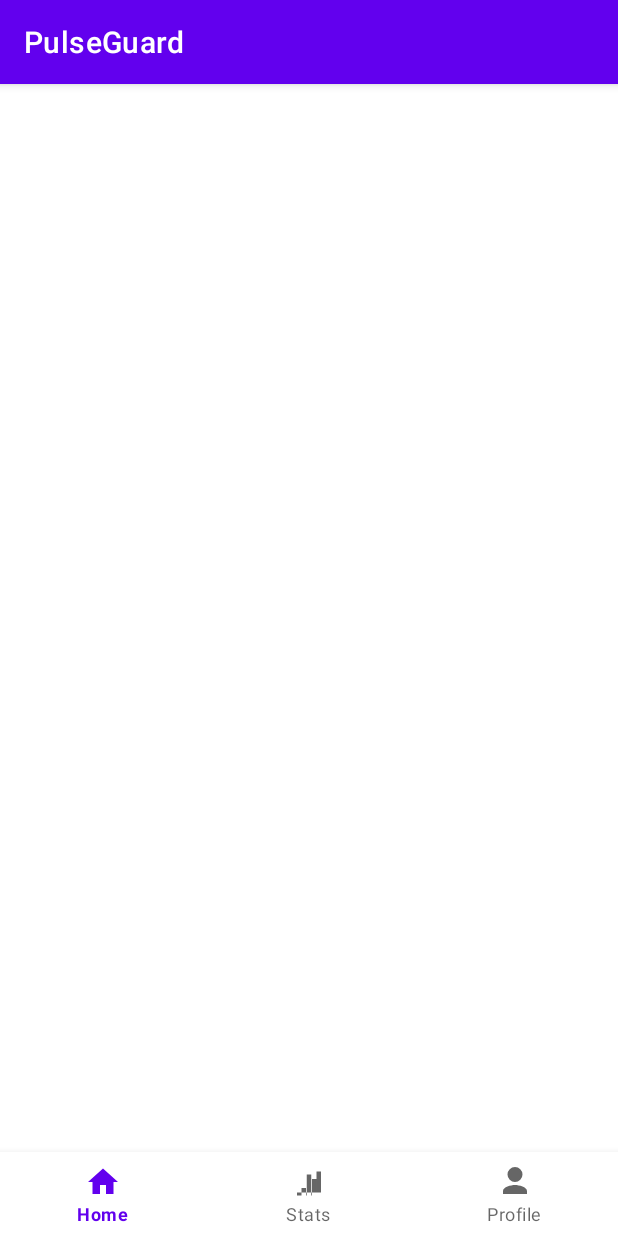
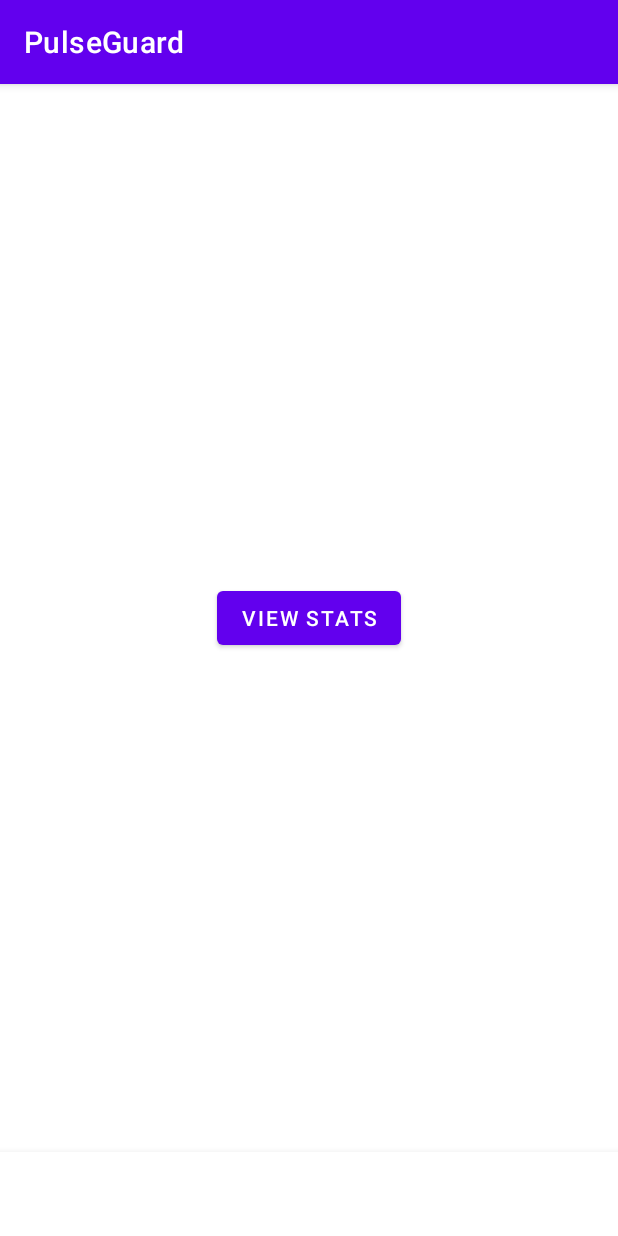
Before and after one commit to vishalbhawari13/pulseguard2, an Android app: the screen it shows after launch once a user with an empty profile is signed in (DashboardActivity), on a phone screen of 412 x 824 dp. Run offline under Robolectric (Android 15) with nearby library versions, the phone set to English and light mode, and no system bars; our stand-ins replace Firebase (no records; nobody signed in at launch, a user with empty details on screens opened directly).

Commit message:
19 april

```diff
--- a/app/src/main/java/com/example/pulseguard/activities/DashboardActivity.java
+++ b/app/src/main/java/com/example/pulseguard/activities/DashboardActivity.java
@@ -25,6 +25,7 @@ public class DashboardActivity extends AppCompatActivity {
         btnStats.setOnClickListener(new View.OnClickListener() {
             @Override
             public void onClick(View v) {
+                // Intent to start HealthStatsActivity
                 Intent intent = new Intent(DashboardActivity.this, HealthStatsActivity.class);
                 startActivity(intent);
             }
--- a/app/src/main/java/com/example/pulseguard/fragments/HomeFragment.java
+++ b/app/src/main/java/com/example/pulseguard/fragments/HomeFragment.java
@@ -1,3 +1,4 @@
+/*
 package com.example.pulseguard.fragments;
 
 import android.os.Bundle;
@@ -21,3 +22,4 @@ public class HomeFragment extends Fragment {
         return inflater.inflate(R.layout.fragment_home, container, false);
     }
 }
+*/
--- a/app/src/main/res/layout/activity_dashboard.xml
+++ b/app/src/main/res/layout/activity_dashboard.xml
@@ -1,40 +1,31 @@
 <?xml version="1.0" encoding="utf-8"?>
-<androidx.drawerlayout.widget.DrawerLayout
-    xmlns:android="http://schemas.android.com/apk/res/android"
+<androidx.constraintlayout.widget.ConstraintLayout xmlns:android="http://schemas.android.com/apk/res/android"
     xmlns:app="http://schemas.android.com/apk/res-auto"
     xmlns:tools="http://schemas.android.com/tools"
-    android:id="@+id/drawer_layout"
     android:layout_width="match_parent"
     android:layout_height="match_parent"
     tools:context=".activities.DashboardActivity">
 
-    <!-- Main Content -->
-    <androidx.constraintlayout.widget.ConstraintLayout
+    <!-- Button to navigate to HealthStatsActivity -->
+    <Button
+        android:id="@+id/btn_stats"
+        android:layout_width="wrap_content"
+        android:layout_height="wrap_content"
+        android:text="View Stats"
+        app:layout_constraintTop_toTopOf="parent"
+        app:layout_constraintStart_toStartOf="parent"
+        app:layout_constraintEnd_toEndOf="parent"
+        app:layout_constraintBottom_toTopOf="@id/bottom_navigation" />
+
+    <!-- Bottom Navigation Menu -->
+    <com.google.android.material.bottomnavigation.BottomNavigationView
+        android:id="@+id/bottom_navigation"
         android:layout_width="match_parent"
-        android:layout_height="match_parent">
+        android:layout_height="wrap_content"
+        app:layout_constraintBottom_toBottomOf="parent"
+        android:background="?android:attr/windowBackground"
+        app:itemIconTint="@android:color/white"
+        app:itemTextColor="@android:color/white"
+        app:menu="@menu/bottom_nav_menu" />
 
-        <!-- Fragment Container (For Switching Screens) -->
-        <FrameLayout
-            android:id="@+id/fragment_container"
-            android:layout_width="match_parent"
-            android:layout_height="0dp"
-            app:layout_constraintTop_toTopOf="parent"
-            app:layout_constraintBottom_toTopOf="@id/bottom_navigation"/>
-
-        <!-- Bottom Navigation -->
-        <com.google.android.material.bottomnavigation.BottomNavigationView
-            android:id="@+id/bottom_navigation"
-            android:layout_width="match_parent"
-            android:layout_height="wrap_content"
-            app:menu="@menu/bottom_nav_menu"
-            app:layout_constraintBottom_toBottomOf="parent"/>
-    </androidx.constraintlayout.widget.ConstraintLayout>
-
-    <!-- Navigation Drawer -->
-    <com.google.android.material.navigation.NavigationView
-        android:id="@+id/nav_view"
-        android:layout_width="wrap_content"
-        android:layout_height="match_parent"
-        android:layout_gravity="start"
-        app:menu="@menu/drawer_menu"/>
-</androidx.drawerlayout.widget.DrawerLayout>
+</androidx.constraintlayout.widget.ConstraintLayout>
--- a/app/src/main/res/layout/fragment_profile.xml
+++ b/app/src/main/res/layout/fragment_profile.xml
@@ -17,7 +17,6 @@
         app:layout_constraintTop_toTopOf="parent"
         app:layout_constraintStart_toStartOf="parent"
         app:layout_constraintEnd_toEndOf="parent"/>
-
 
     <!-- Username -->
     <TextView
--- a/app/src/main/res/menu/bottom_nav_menu.xml
+++ b/app/src/main/res/menu/bottom_nav_menu.xml
@@ -1,17 +1,14 @@
-<?xml version="1.0" encoding="utf-8"?>
 <menu xmlns:android="http://schemas.android.com/apk/res/android">
     <item
-        android:id="@+id/nav_home"
-        android:icon="@drawable/ic_home"
-        android:title="Home"/>
-
+        android:id="@+id/bottom_home"
+        android:title="Home"
+        android:icon="@drawable/ic_home" />
     <item
-        android:id="@+id/nav_stats"
-        android:icon="@drawable/ic_stats"
-        android:title="Stats"/>
-
+        android:id="@+id/bottom_stats"
+        android:title="Stats"
+        android:icon="@drawable/ic_stats" />
     <item
-        android:id="@+id/nav_profile"
-        android:icon="@drawable/ic_profile"
-        android:title="Profile"/>
+        android:id="@+id/bottom_profile"
+        android:title="Profile"
+        android:icon="@drawable/ic_profile" />
 </menu>
--- a/app/src/main/res/menu/drawer_menu.xml
+++ b/app/src/main/res/menu/drawer_menu.xml
@@ -1,12 +1,11 @@
-<?xml version="1.0" encoding="utf-8"?>
 <menu xmlns:android="http://schemas.android.com/apk/res/android">
     <item
         android:id="@+id/nav_home"
-        android:icon="@drawable/ic_home"
-        android:title="Home"/>
-
+        android:title="Home" />
+    <item
+        android:id="@+id/nav_stats"
+        android:title="Stats" />
     <item
         android:id="@+id/nav_profile"
-        android:icon="@drawable/ic_profile"
-        android:title="Profile"/>
+        android:title="Profile" />
 </menu>
```
Also changed, not shown: app/src/main/java/com/example/pulseguard/activities/HealthStatsActivity.java (+9 -0 lines), app/src/main/java/com/example/pulseguard/fragments/HealthStatsFragment.java (added, +18 -0 lines), app/src/main/java/com/example/pulseguard/fragments/ProfileFragment.java (+43 -30 lines), app/src/main/java/com/example/pulseguard/utils/GoogleFitHelper.java (+22 -6 lines).
